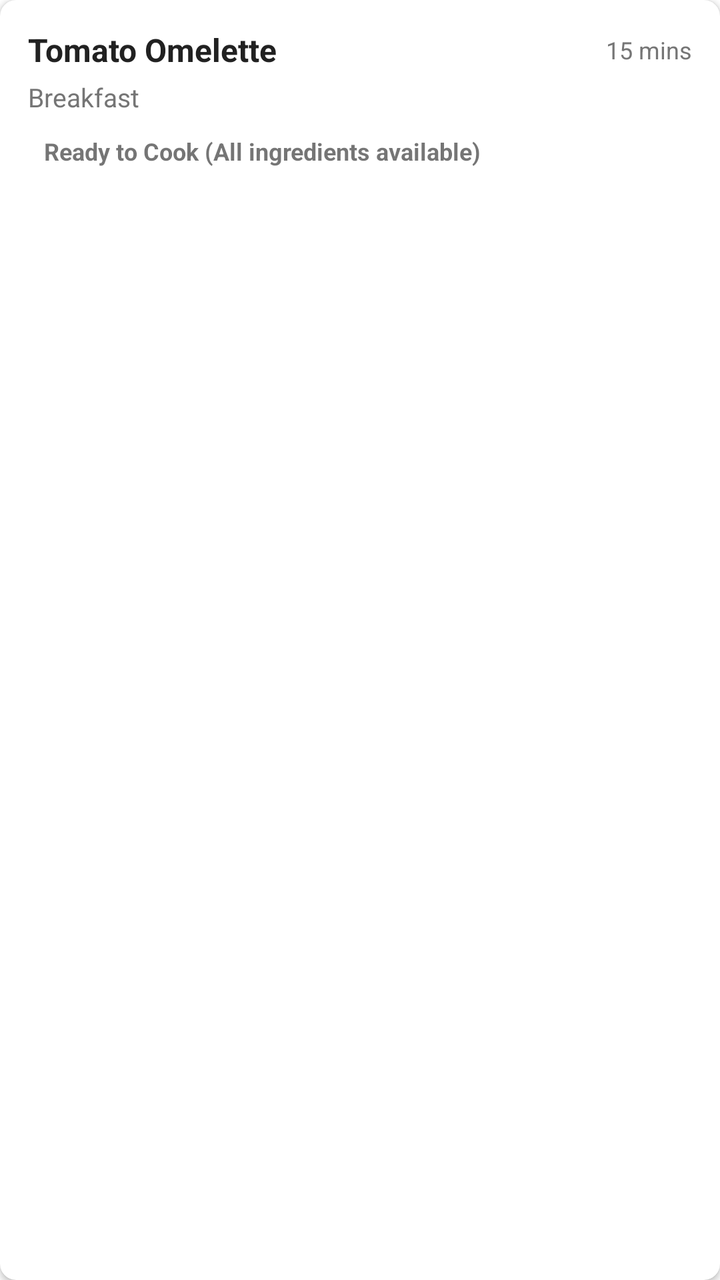
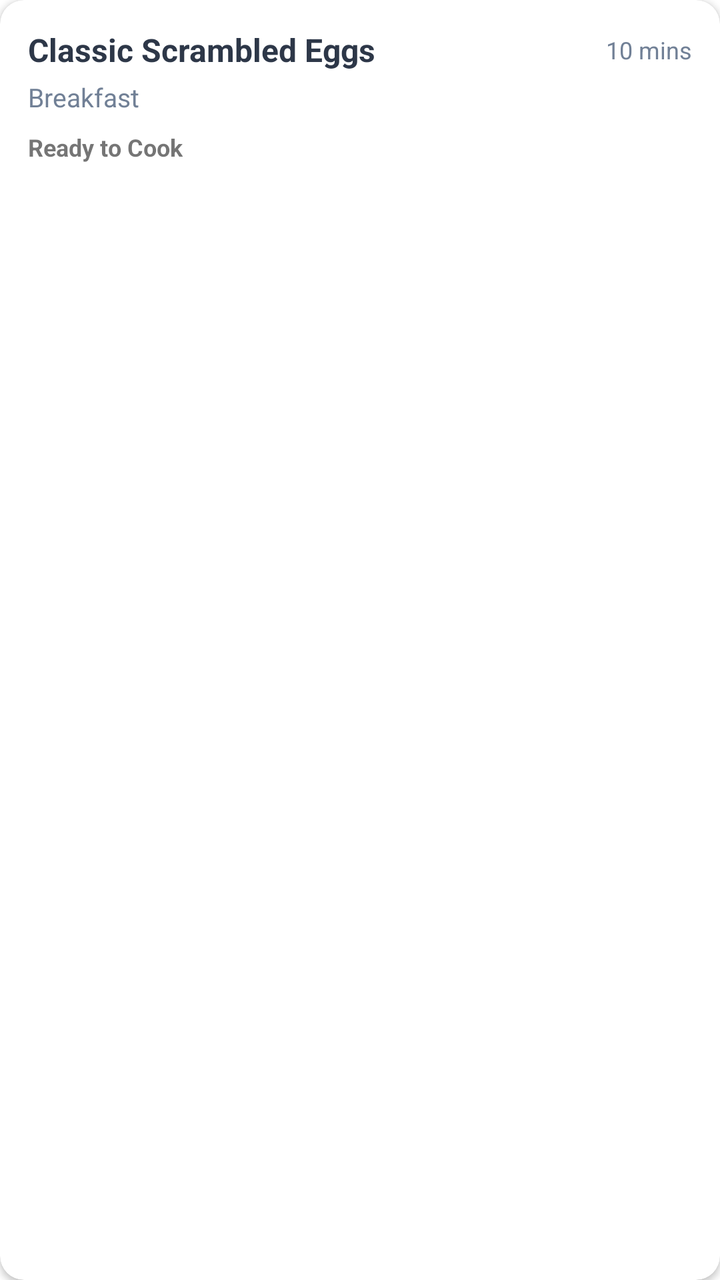

The first picture is an Android layout as it rendered before a commit; the second is the same layout after the commit. The layout source and the unified diff follow.
<!-- AndroidManifest.xml: application theme Theme.SmartPantryManager -->
<!-- res/layout/item_recipe.xml -->
<?xml version="1.0" encoding="utf-8"?>
<androidx.cardview.widget.CardView xmlns:android="http://schemas.android.com/apk/res/android"
    xmlns:app="http://schemas.android.com/apk/res-auto"
    android:layout_width="match_parent"
    android:layout_height="wrap_content"
    android:layout_marginHorizontal="4dp"
    android:layout_marginVertical="6dp"
    app:cardCornerRadius="8dp"
    app:cardElevation="2dp">

    <LinearLayout
        android:layout_width="match_parent"
        android:layout_height="wrap_content"
        android:orientation="vertical"
        android:padding="14dp">

        <LinearLayout
            android:layout_width="match_parent"
            android:layout_height="wrap_content"
            android:orientation="horizontal"
            android:gravity="center_vertical"
            android:layout_marginBottom="4dp">

            <TextView
                android:id="@+id/tvRecipeTitle"
                android:layout_width="0dp"
                android:layout_height="wrap_content"
                android:layout_weight="1"
                android:text="Tomato Omelette"
                android:textColor="@color/text_primary"
                android:textSize="16sp"
                android:textStyle="bold" />

            <TextView
                android:id="@+id/tvRecipePrepTime"
                android:layout_width="wrap_content"
                android:layout_height="wrap_content"
                android:text="15 mins"
                android:textColor="@color/text_secondary"
                android:textSize="12sp" />
        </LinearLayout>

        <TextView
            android:id="@+id/tvRecipeCategory"
            android:layout_width="wrap_content"
            android:layout_height="wrap_content"
            android:text="Breakfast"
            android:textColor="@color/text_secondary"
            android:textSize="13sp"
            android:layout_marginBottom="6dp" />

        <TextView
            android:id="@+id/tvRecipeMatchBadge"
            android:layout_width="match_parent"
            android:layout_height="wrap_content"
            android:paddingHorizontal="8dp"
            android:paddingVertical="4dp"
            android:text="Ready to Cook (All ingredients available)"
            android:textSize="12sp"
            android:textStyle="bold" />

    </LinearLayout>
</androidx.cardview.widget.CardView>
<!-- resources referenced by this layout -->
<resources>
  <color name="text_primary">#212121</color>
  <color name="text_secondary">#757575</color>
  <style name="Theme.SmartPantryManager" parent="Theme.MaterialComponents.DayNight.DarkActionBar">
          <item name="colorPrimary">@color/primary</item>
          <item name="colorPrimaryVariant">@color/primary_dark</item>
          <item name="colorOnPrimary">@android:color/white</item>
          <item name="colorSecondary">@color/accent</item>
          <item name="colorOnSecondary">@android:color/white</item>
          <item name="android:statusBarColor">?attr/colorPrimaryVariant</item>
      </style>
  <color name="primary">#2E7D32</color>
  <color name="primary_dark">#1B5E20</color>
  <color name="accent">#4CAF50</color>
</resources>

<!-- the commit's change to res/layout/item_recipe.xml (unified diff, before → after) -->
@@ -3,9 +3,9 @@
     xmlns:app="http://schemas.android.com/apk/res-auto"
     android:layout_width="match_parent"
     android:layout_height="wrap_content"
-    android:layout_marginHorizontal="4dp"
-    android:layout_marginVertical="6dp"
-    app:cardCornerRadius="8dp"
+    android:layout_marginHorizontal="6dp"
+    android:layout_marginVertical="5dp"
+    app:cardCornerRadius="12dp"
     app:cardElevation="2dp">
 
     <LinearLayout
@@ -26,7 +26,7 @@
                 android:layout_width="0dp"
                 android:layout_height="wrap_content"
                 android:layout_weight="1"
-                android:text="Tomato Omelette"
+                android:text="Classic Scrambled Eggs"
                 android:textColor="@color/text_primary"
                 android:textSize="16sp"
                 android:textStyle="bold" />
@@ -35,7 +35,7 @@
                 android:id="@+id/tvRecipePrepTime"
                 android:layout_width="wrap_content"
                 android:layout_height="wrap_content"
-                android:text="15 mins"
+                android:text="10 mins"
                 android:textColor="@color/text_secondary"
                 android:textSize="12sp" />
         </LinearLayout>
@@ -47,15 +47,13 @@
             android:text="Breakfast"
             android:textColor="@color/text_secondary"
             android:textSize="13sp"
-            android:layout_marginBottom="6dp" />
+            android:layout_marginBottom="8dp" />
 
         <TextView
             android:id="@+id/tvRecipeMatchBadge"
-            android:layout_width="match_parent"
+            android:layout_width="wrap_content"
             android:layout_height="wrap_content"
-            android:paddingHorizontal="8dp"
-            android:paddingVertical="4dp"
-            android:text="Ready to Cook (All ingredients available)"
+            android:text="Ready to Cook"
             android:textSize="12sp"
             android:textStyle="bold" />
 
<!-- resource entries referenced after the edit -->
@@ -1,17 +1,17 @@
 <!-- resources referenced by this layout -->
 <resources>
-  <color name="text_primary">#212121</color>
-  <color name="text_secondary">#757575</color>
+  <color name="text_primary">#2D3748</color>
+  <color name="text_secondary">#718096</color>
   <style name="Theme.SmartPantryManager" parent="Theme.MaterialComponents.DayNight.DarkActionBar">
           <item name="colorPrimary">@color/primary</item>
           <item name="colorPrimaryVariant">@color/primary_dark</item>
           <item name="colorOnPrimary">@android:color/white</item>
           <item name="colorSecondary">@color/accent</item>
           <item name="colorOnSecondary">@android:color/white</item>
-          <item name="android:statusBarColor">?attr/colorPrimaryVariant</item>
+          <item name="android:statusBarColor">@color/primary_dark</item>
       </style>
-  <color name="primary">#2E7D32</color>
-  <color name="primary_dark">#1B5E20</color>
-  <color name="accent">#4CAF50</color>
+  <color name="primary">#2D6A4F</color>
+  <color name="primary_dark">#1B4332</color>
+  <color name="accent">#40916C</color>
 </resources>
 
